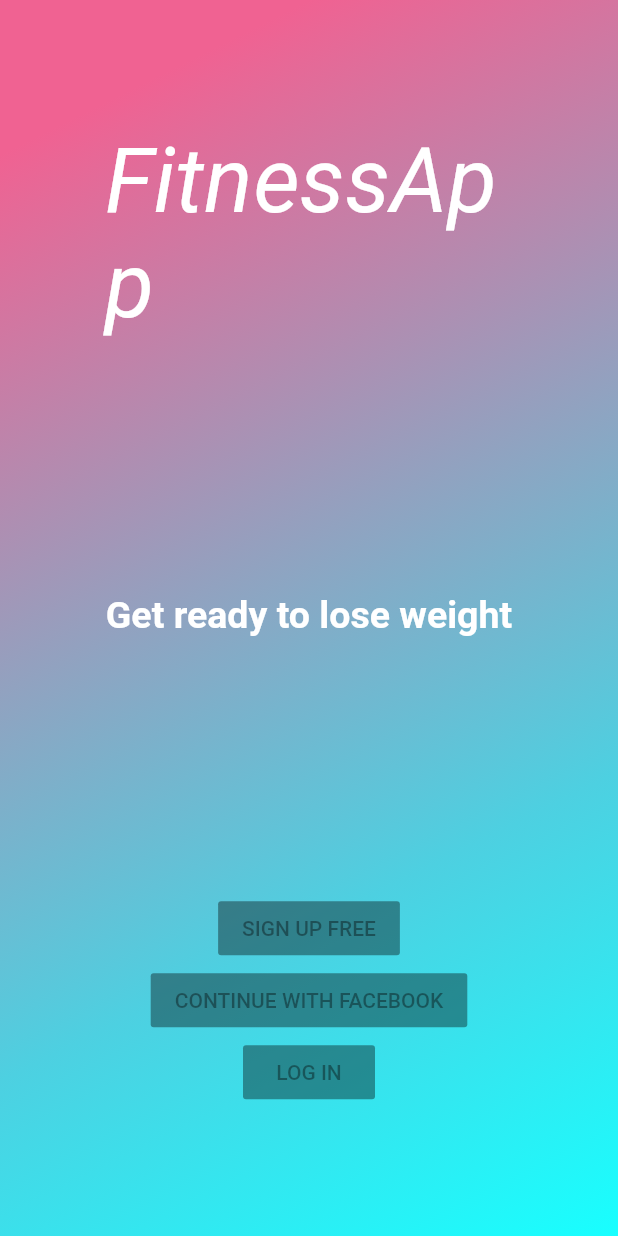
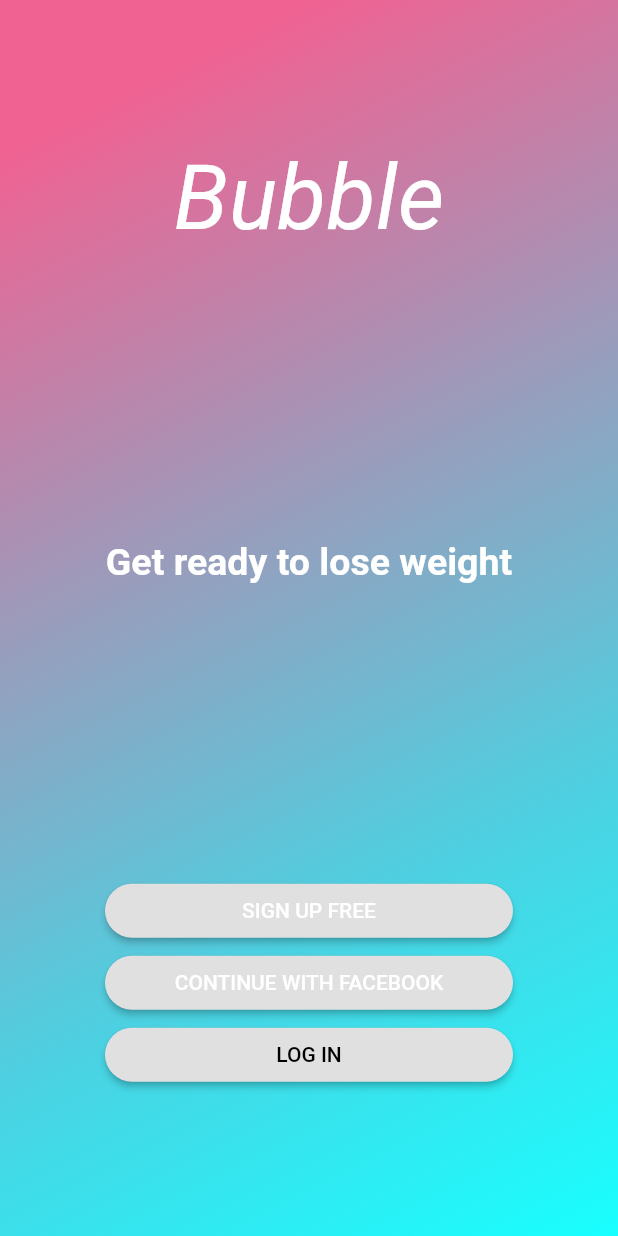
Before and after one commit to bandly93/flutter_demo, a Flutter app: the screen it shows after launch, on a phone screen of 412 x 824 dp. Run offline on Flutter 3.47's test engine with Material 2 defaults, Android fonts, the phone set to English and light mode, and no system bars.

Commit message:
fix button width

```diff
--- a/lib/common/button.dart
+++ b/lib/common/button.dart
@@ -1,23 +1,30 @@
 import 'package:flutter/material.dart';
+import '../styles/buttonStyles.dart';
 
 /*
   How to use Button Widget
 
   #1 import into page : import 'package:flutter_app/common/button.dart';
-  #2 call using : Button(@required text, onPressed);
+  #2 call widget using : Button(@required text, onPressed, textStyle);
 
 */
 
 class Button extends StatelessWidget{
   final String text;
   final Function onPressed;
-  const Button({Key key, this.text , this.onPressed}) : super(key:key);
+  final TextStyle textStyle;
+  final double width;
+  const Button({Key key, @required this.text , this.onPressed, this.textStyle, this.width}) : super(key:key);
 
   @override
   Widget build(BuildContext context){
-    return RaisedButton(
-      onPressed : this.onPressed != null ? this.onPressed : null,
-      child : Text(this.text),
+    return SizedBox(
+      width : this.width !=null ? this.width : 300,
+      child : RaisedButton(
+        shape : RoundedRectangleBorder(borderRadius : new BorderRadius.circular(30.0)),
+        onPressed : this.onPressed != null ? this.onPressed : (){},
+        child : Text(this.text , style : this.textStyle),
+      ),
     );
   }
 }
--- a/lib/pages/home.dart
+++ b/lib/pages/home.dart
@@ -1,5 +1,6 @@
 import 'package:flutter/material.dart';
 import 'package:flutter_app/common/button.dart';
+import '../styles/buttonStyles.dart';
 
 class HomePage extends StatelessWidget{
   @override
@@ -23,7 +24,7 @@ class HomePage extends StatelessWidget{
           mainAxisAlignment : MainAxisAlignment.spaceAround,
           children: <Widget>[
             Text(
-              'FitnessApp',
+              'Bubble',
               style : TextStyle(
                 color : Colors.white,
                 fontSize : 60,
@@ -41,9 +42,9 @@ class HomePage extends StatelessWidget{
               ),
             Column(
               children: <Widget>[
-                Button(text : "SIGN UP FREE"),
-                Button(text : "CONTINUE WITH FACEBOOK"),
-                Button(text : "LOG IN"),
+                Button(text : "SIGN UP FREE",textStyle: signUpBtn,),
+                Button(text : "CONTINUE WITH FACEBOOK", textStyle : fbBtn),
+                Button(text : "LOG IN", textStyle: logInBtn,),
               ],
             ),
           ],
--- /dev/null
+++ b/lib/styles/buttonStyles.dart
@@ -0,0 +1,5 @@
+import 'package:flutter/material.dart';
+
+TextStyle signUpBtn = TextStyle(color : Colors.white);
+TextStyle fbBtn = TextStyle(color : Colors.white);
+TextStyle logInBtn = TextStyle(color : Colors.black);
```
